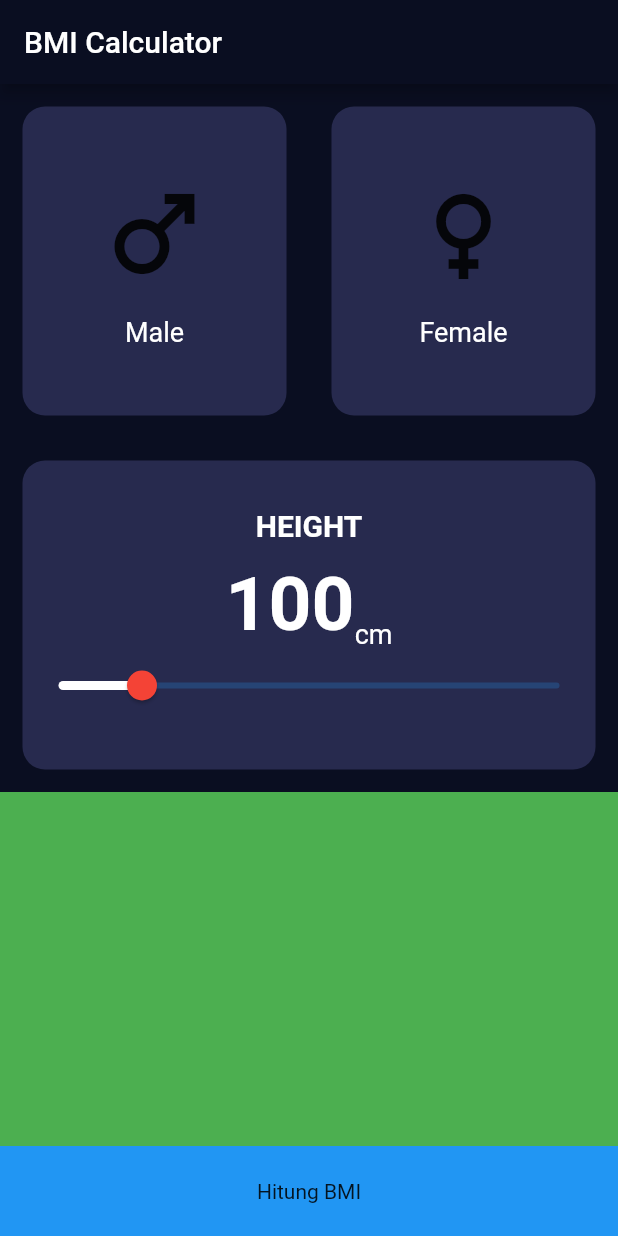
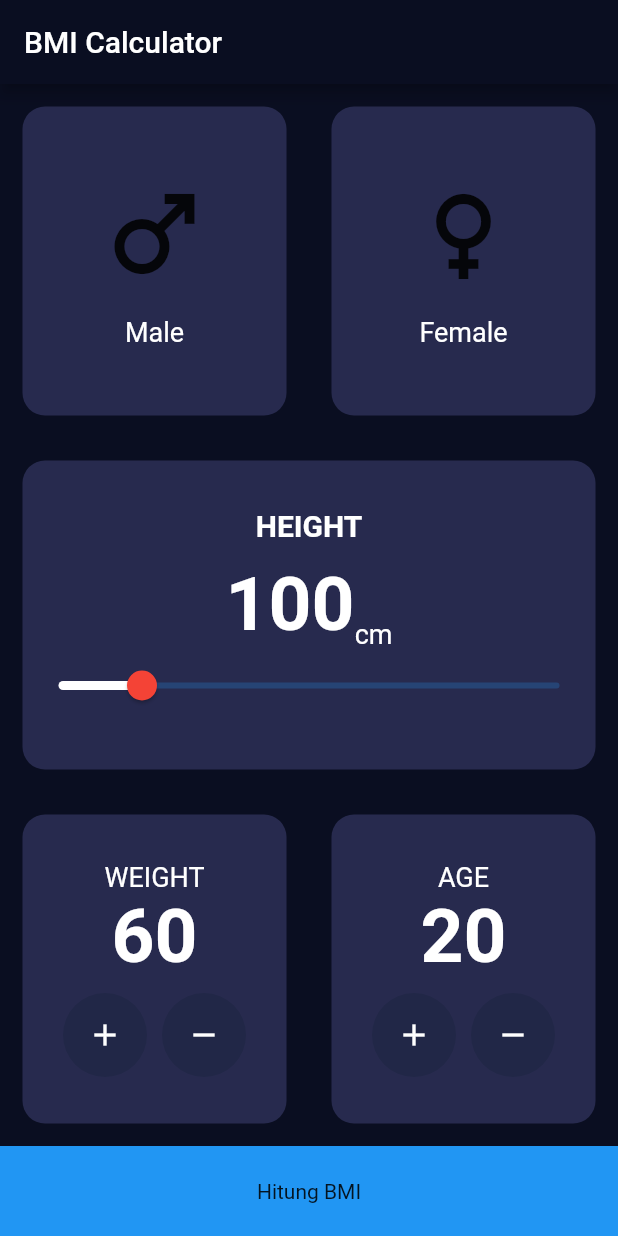
Before and after one commit to hamamulwidya/bmi, a Flutter app: the screen it shows after launch, on a phone screen of 412 x 824 dp. Run offline on Flutter 3.47's test engine with Material 2 defaults, Android fonts, the phone set to English and light mode, and no system bars.

Commit message:
ui age and weight section

```diff
--- a/lib/constants/constant.dart
+++ b/lib/constants/constant.dart
@@ -4,3 +4,8 @@ Color primaryColor = const Color(0xff0a0e21);
 TextStyle? labelTextStyle =
     TextStyle(fontSize: 18, color: Colors.white //Color(0xff8d8e98),
         );
+TextStyle numberTextStyle = TextStyle(
+  fontSize: 50,
+  fontWeight: FontWeight.bold,
+  color: Colors.white,
+);
--- a/lib/views/bmi_data_screen.dart
+++ b/lib/views/bmi_data_screen.dart
@@ -63,11 +63,7 @@ class _BmiDataScreenState extends State<BmiDataScreen> {
                     children: [
                       Text(
                         "$height",
-                        style: TextStyle(
-                          fontSize: 50,
-                          fontWeight: FontWeight.bold,
-                          color: Colors.white,
-                        ),
+                        style: numberTextStyle,
                       ),
                       Text(
                         "cm",
@@ -91,9 +87,117 @@ class _BmiDataScreenState extends State<BmiDataScreen> {
             ),
           ),
           Expanded(
-              child: Container(
-            color: Colors.green,
-          )),
+            child: Container(
+              child: Row(
+                children: [
+                  Expanded(
+                    child: BmiCard(
+                      child: Column(
+                        mainAxisAlignment: MainAxisAlignment.center,
+                        children: [
+                          Text(
+                            "WEIGHT",
+                            style: labelTextStyle,
+                          ),
+                          Text(
+                            "60",
+                            style: numberTextStyle,
+                          ),
+                          SizedBox(height: 8),
+                          Row(
+                            mainAxisAlignment: MainAxisAlignment.center,
+                            children: [
+                              RawMaterialButton(
+                                onPressed: () {},
+                                elevation: 0,
+                                child: Icon(
+                                  Icons.add,
+                                  color: Colors.white,
+                                ),
+                                shape: CircleBorder(),
+                                fillColor: Color(0xff212747),
+                                constraints: BoxConstraints.tightFor(
+                                  width: 56,
+                                  height: 56,
+                                ),
+                              ),
+                              SizedBox(width: 10),
+                              RawMaterialButton(
+                                onPressed: () {},
+                                elevation: 0,
+                                child: Icon(
+                                  Icons.remove,
+                                  color: Colors.white,
+                                ),
+                                shape: CircleBorder(),
+                                fillColor: Color(0xff212747),
+                                constraints: BoxConstraints.tightFor(
+                                  width: 56,
+                                  height: 56,
+                                ),
+                              ),
+                            ],
+                          )
+                        ],
+                      ),
+                    ),
+                  ),
+                  Expanded(
+                    child: BmiCard(
+                      child: Column(
+                        mainAxisAlignment: MainAxisAlignment.center,
+                        children: [
+                          Text(
+                            "AGE",
+                            style: labelTextStyle,
+                          ),
+                          Text(
+                            "20",
+                            style: numberTextStyle,
+                          ),
+                          SizedBox(height: 8),
+                          Row(
+                            mainAxisAlignment: MainAxisAlignment.center,
+                            children: [
+                              RawMaterialButton(
+                                onPressed: () {},
+                                elevation: 0,
+                                child: Icon(
+                                  Icons.add,
+                                  color: Colors.white,
+                                ),
+                                shape: CircleBorder(),
+                                fillColor: Color(0xff212747),
+                                constraints: BoxConstraints.tightFor(
+                                  width: 56,
+                                  height: 56,
+                                ),
+                              ),
+                              SizedBox(width: 10),
+                              RawMaterialButton(
+                                onPressed: () {},
+                                elevation: 0,
+                                child: Icon(
+                                  Icons.remove,
+                                  color: Colors.white,
+                                ),
+                                shape: CircleBorder(),
+                                fillColor: Color(0xff212747),
+                                constraints: BoxConstraints.tightFor(
+                                  width: 56,
+                                  height: 56,
+                                ),
+                              ),
+                            ],
+                          )
+                        ],
+                      ),
+                    ),
+                  ),
+                ],
+              ),
+            ),
+          ),
           GestureDetector(
             onTap: () {
               Navigator.of(context).push(
```
